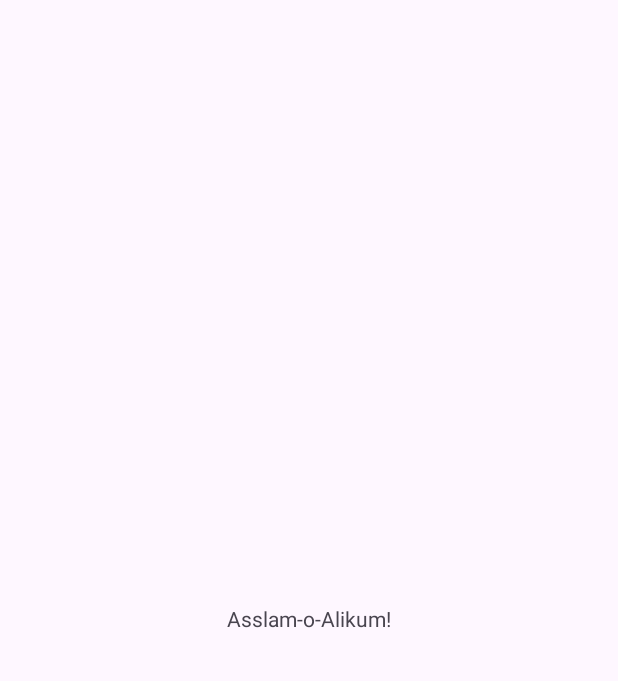
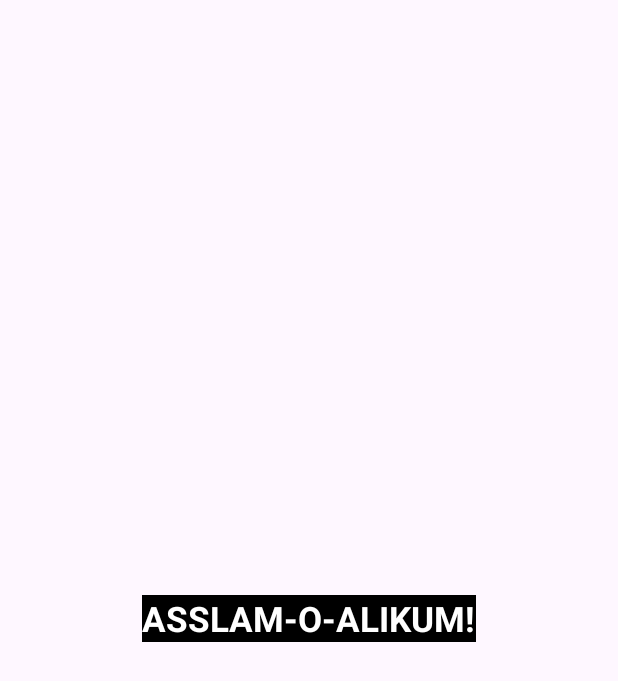
Before and after one commit to ANEESAHMAD12/test, an Android app: the screen it shows after launch (MainActivity), on a phone screen of 412 x 824 dp. Before the commit the part shown is almost empty. Shown: the top 681 px of the screen. Run offline under Robolectric (Android 15) with nearby library versions, the phone set to English and light mode, and no system bars.

Commit message:
design of text modified

```diff
--- a/app/src/main/res/layout/activity_main.xml
+++ b/app/src/main/res/layout/activity_main.xml
@@ -11,6 +11,11 @@
       android:layout_width="wrap_content"
       android:layout_height="wrap_content"
       android:text="Asslam-o-Alikum!"
+        android:background="@color/black"
+        android:textColor="@color/white"
+        android:textSize="23sp"
+        android:textStyle="bold"
+        android:textAllCaps="true"
       app:layout_constraintBottom_toBottomOf="parent"
       app:layout_constraintStart_toStartOf="parent"
       app:layout_constraintEnd_toEndOf="parent"
```
